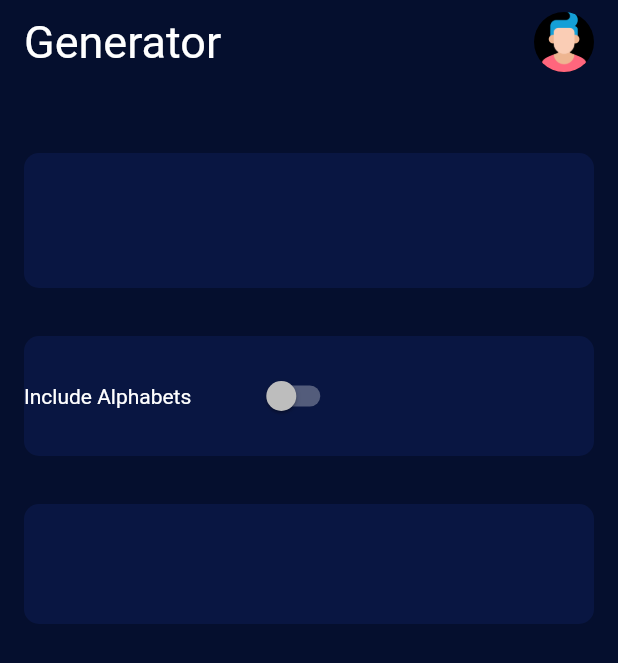
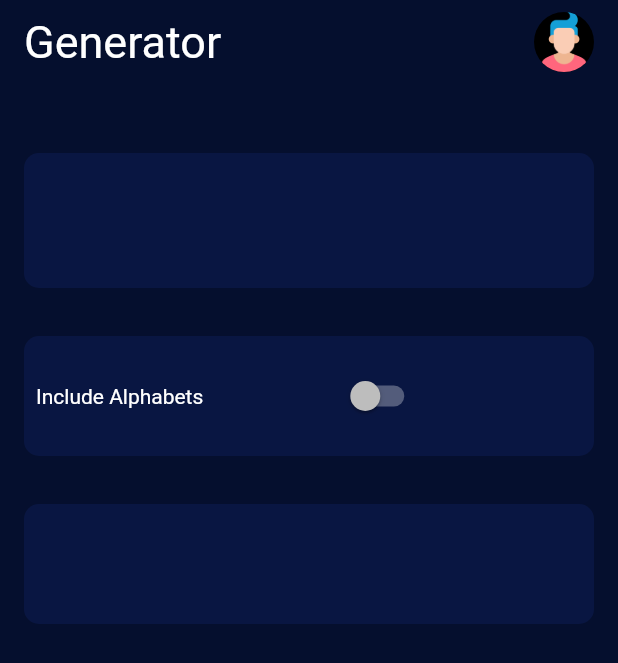
Before and after one commit to chaudharyjatin115/password_generator, a Flutter app: the screen it shows after launch, on a phone screen of 412 x 824 dp. Shown: the top 663 px of the screen. Run offline on Flutter 3.47's test engine with Material 2 defaults, Android fonts, the phone set to English and light mode, and no system bars.

Commit message:
refactoring code

```diff
--- a/lib/screens/main_screen.dart
+++ b/lib/screens/main_screen.dart
@@ -1,5 +1,6 @@
 import 'package:flutter/material.dart';
 import 'package:flutter/services.dart';
+import 'package:password_generator/widgets/reusableWidget.dart';
 
 class PassGen extends StatefulWidget {
   @override
@@ -30,9 +31,12 @@ class _PassGenState extends State<PassGen> {
           ReusableCard(
             child: Row(
               children: [
-                Text('Include Alphabets'),
+                Padding(
+                  padding: const EdgeInsets.all(8.0),
+                  child: Text('Include Alphabets'),
+                ),
                 SizedBox(
-                  width: 40.0,
+                  width: 80.0,
                 ),
                 Switch(
                     value: false,
@@ -53,24 +57,6 @@ class _PassGenState extends State<PassGen> {
   }
 }
 
-class ReusableCard extends StatelessWidget {
-  final Widget? child;
-  final double height;
-  ReusableCard({@required this.child, this.height = 80});
-  @override
-  Widget build(BuildContext context) {
-    return Padding(
-      padding: const EdgeInsets.all(16.0),
-      child: Container(
-        decoration: BoxDecoration(
-            color: Color(0xff091642),
-            borderRadius: BorderRadius.circular(10.0)),
-        height: height,
-        child: child,
-      ),
-    );
-  }
-}
 // // Expanded(
 //                     child: Text(
 //                       'fjkdjfkjfk',
--- /dev/null
+++ b/lib/widgets/reusableWidget.dart
@@ -0,0 +1,20 @@
+import 'package:flutter/material.dart';
+
+class ReusableCard extends StatelessWidget {
+  final Widget? child;
+  final double height;
+  ReusableCard({@required this.child, this.height = 80});
+  @override
+  Widget build(BuildContext context) {
+    return Padding(
+      padding: const EdgeInsets.all(16.0),
+      child: Container(
+        decoration: BoxDecoration(
+            color: Color(0xff091642),
+            borderRadius: BorderRadius.circular(10.0)),
+        height: height,
+        child: child,
+      ),
+    );
+  }
+}
```
Also changed, not shown: lib/brain/pass_brain.dart (renamed from lib/screens/brain/pass_brain.dart).
